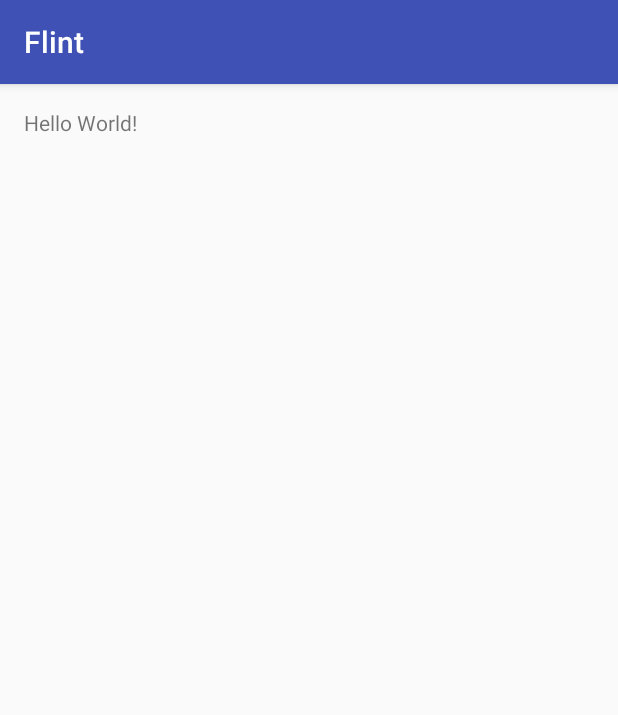
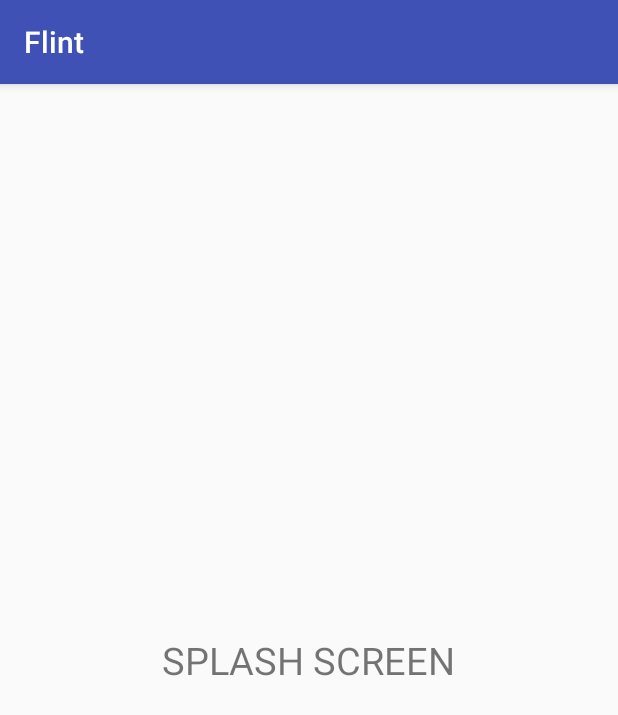
Before and after one commit to Rohan-Kumar/Flint, an Android app: the first screen one second after launch (Splash), on a phone screen of 412 x 824 dp. Shown: the top 715 px of the screen. Run offline under Robolectric (Android 15) with nearby library versions, the phone set to English and light mode, and no system bars.

```diff
--- a/app/src/main/res/layout/activity_splash.xml
+++ b/app/src/main/res/layout/activity_splash.xml
@@ -6,6 +6,8 @@
     android:paddingTop="@dimen/activity_vertical_margin"
     android:paddingBottom="@dimen/activity_vertical_margin" tools:context=".Splash">
 
-    <TextView android:text="Hello World!" android:layout_width="wrap_content"
+    <TextView android:text="SPLASH SCREEN" android:layout_width="wrap_content"
+        android:layout_centerInParent="true"
+        android:textSize="25sp"
         android:layout_height="wrap_content" />
 </RelativeLayout>
```
Also changed, not shown: app/src/main/java/com/flint/CheckUser.java (+19 -5 lines), 1 other file.
